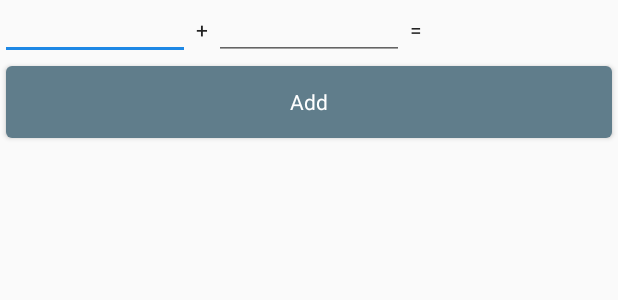
After one commit to InSightSuen/StayFoolish, an Android app: the layout activity_aidl.xml on its own in the app's theme, with its tools: preview values and no code run, on a phone screen of 412 x 824 dp. The commit adds this screen. Shown: the top 300 px of the screen. Run offline under Robolectric (Android 15) with nearby library versions, the phone set to English and light mode, and no system bars.

Commit message:
add AIDL test

```diff
--- a/app/src/main/AndroidManifest.xml
+++ b/app/src/main/AndroidManifest.xml
@@ -24,6 +24,7 @@
         <activity android:name=".ui.toast.ToastActivity"/>
         <activity android:name=".ui.blur.BlurActivity"/>
         <activity android:name=".ui.style.UnifyStyleActivity"/>
+        <activity android:name=".ui.aidl.AidlActivity"/>
     </application>
 
 </manifest>
--- a/app/src/main/java/com/insightsuen/stayfoolish/ui/main/MainActivity.java
+++ b/app/src/main/java/com/insightsuen/stayfoolish/ui/main/MainActivity.java
@@ -4,6 +4,7 @@ import android.view.View;
 
 import com.insightsuen.stayfoolish.R;
 import com.insightsuen.stayfoolish.base.BaseActivity;
+import com.insightsuen.stayfoolish.ui.aidl.AidlActivity;
 import com.insightsuen.stayfoolish.ui.blur.BlurActivity;
 import com.insightsuen.stayfoolish.ui.drag.DragActivity;
 import com.insightsuen.stayfoolish.ui.style.UnifyStyleActivity;
@@ -34,4 +35,8 @@ public class MainActivity extends BaseActivity {
     public void onClickUnifyStyle(View view) {
         UnifyStyleActivity.start(this);
     }
+
+    public void onClickAidl(View view) {
+        AidlActivity.start(this);
+    }
 }
--- /dev/null
+++ b/app/src/main/res/layout/activity_aidl.xml
@@ -0,0 +1,61 @@
+<?xml version="1.0" encoding="utf-8"?>
+<layout xmlns:android="http://schemas.android.com/apk/res/android">
+
+    <data class=".ui.aidl.AidlBinding">
+
+        <variable
+            name="viewModel"
+            type="com.insightsuen.stayfoolish.ui.aidl.AidlViewModel"/>
+    </data>
+
+    <LinearLayout
+        android:layout_width="match_parent"
+        android:layout_height="match_parent"
+        android:orientation="vertical">
+
+        <LinearLayout
+            android:layout_width="match_parent"
+            android:layout_height="wrap_content"
+            android:orientation="horizontal">
+
+            <EditText
+                android:layout_width="0dp"
+                android:layout_height="wrap_content"
+                android:layout_weight="1"
+                android:inputType="number"
+                android:text="@={viewModel.value1}"/>
+
+            <TextView
+                android:layout_width="wrap_content"
+                android:layout_height="wrap_content"
+                android:text="+"/>
+
+            <EditText
+                android:layout_width="0dp"
+                android:layout_height="wrap_content"
+                android:layout_weight="1"
+                android:inputType="number"
+                android:text="@={viewModel.value2}"/>
+
+            <TextView
+                android:layout_width="wrap_content"
+                android:layout_height="wrap_content"
+                android:text="="/>
+
+            <TextView
+                android:layout_width="0dp"
+                android:layout_height="wrap_content"
+                android:layout_weight="1"
+                android:text="@{viewModel.result}"/>
+
+        </LinearLayout>
+
+        <Button
+            android:layout_width="match_parent"
+            android:layout_height="@dimen/heightButton"
+            android:layout_margin="@dimen/spaceSmall"
+            android:onClick="@{() -> viewModel.onClickAdd()}"
+            android:text="Add"/>
+
+    </LinearLayout>
+</layout>
--- a/app/src/main/res/values/strings.xml
+++ b/app/src/main/res/values/strings.xml
@@ -5,5 +5,6 @@
     <string name="btn_toast">Toast</string>
     <string name="btn_blur">Blur</string>
     <string name="btn_unify_style">Unify Style</string>
+    <string name="btn_aidl">AIDL</string>
     <string name="btn_gallery">Gallery</string>
 </resources>
```
Also changed, not shown: app/src/main/java/com/insightsuen/stayfoolish/ui/aidl/AidlActivity.java (added, +42 -0 lines), app/src/main/java/com/insightsuen/stayfoolish/ui/aidl/AidlViewModel.java (added, +101 -0 lines), app/src/main/res/layout/activity_main.xml (+7 -0 lines), library/src/main/AndroidManifest.xml (+11 -1 lines), library/src/main/java/com/insightsuen/library/service/AidlService.java (added, +31 -0 lines), app/src/main/aidl/com/insightsuen/stayfoolish/IClientAIDL.aidl (added), library/src/main/aidl/com/insightsuen/library/ILibAIDL.aidl (added).
